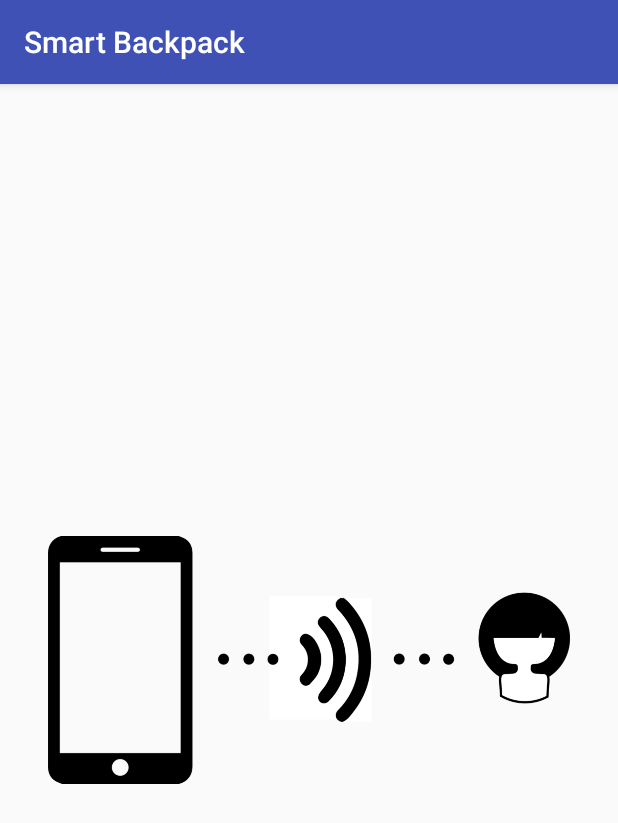
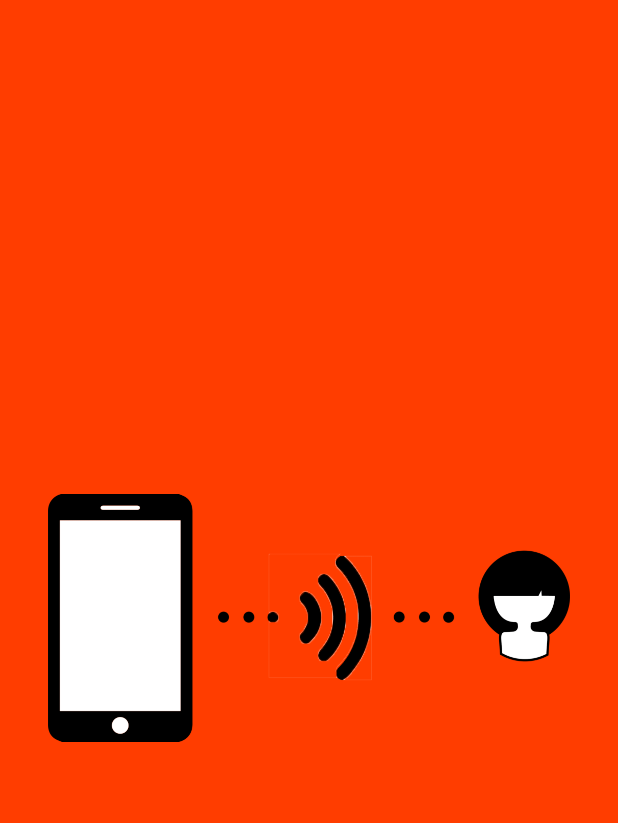
Before and after one commit to SmartBackpack/smart-backpack-android, an Android app: the screen it shows after launch (MainActivity), on a phone screen of 412 x 824 dp. Shown: the top 823 px of the screen. Run offline under Robolectric (Android 15) with nearby library versions, the phone set to English and light mode, and no system bars; libraries missing offline, so code that uses them is left out: app.akexorcist.bluetotohspp; 5 statements that could not run were skipped.

```diff
--- a/app/src/main/java/lt/ismaniojikuprine/smartbackpack/SwingAnimator.java
+++ b/app/src/main/java/lt/ismaniojikuprine/smartbackpack/SwingAnimator.java
@@ -50,6 +50,7 @@ public class SwingAnimator {
             currentPosition = POSITION_LOW_RIGHT;
             changeSwingBalanceWithAnimation(highMargin, lowMargin, swingRotation);
             smile.setVisibility(View.GONE);
+            leftSad.setVisibility(View.GONE);
             rightSad.setVisibility(View.VISIBLE);
         }
     }
--- a/app/src/main/res/layout/activity_main.xml
+++ b/app/src/main/res/layout/activity_main.xml
@@ -4,6 +4,7 @@
     android:layout_width="match_parent"
     android:layout_height="match_parent"
     android:padding="32dp"
+    android:background="@color/colorPrimary"
     tools:context="lt.ismaniojikuprine.smartbackpack.MainActivity">
 
     <ImageView
@@ -18,59 +19,68 @@
         android:layout_width="wrap_content"
         android:layout_height="wrap_content"
         android:layout_centerInParent="true"
-        android:visibility="gone"
-        android:src="@drawable/swing" />
+        android:src="@drawable/swing"
+        android:visibility="gone" />
 
     <ImageView
         android:id="@+id/smile"
-        android:layout_width="64dp"
+        android:layout_width="@dimen/emotion_size"
         android:layout_height="wrap_content"
         android:layout_above="@+id/left_child"
         android:layout_toEndOf="@id/left_child"
         android:adjustViewBounds="true"
-        android:visibility="gone"
-        android:src="@drawable/smile"/>
+        android:src="@drawable/smile"
+        android:visibility="gone" />
 
     <ImageView
         android:id="@+id/sad_left"
-        android:layout_width="64dp"
+        android:layout_width="@dimen/emotion_size"
         android:layout_height="wrap_content"
         android:layout_above="@+id/left_child"
         android:layout_toEndOf="@id/left_child"
         android:adjustViewBounds="true"
-        android:visibility="gone"
-        android:src="@drawable/sad_left"/>
+        android:src="@drawable/sad_left"
+        android:visibility="gone" />
 
     <ImageView
         android:id="@+id/sad_right"
-        android:layout_width="64dp"
+        android:layout_width="@dimen/emotion_size"
         android:layout_height="wrap_content"
         android:layout_above="@+id/right_child"
         android:layout_toStartOf="@id/right_child"
         android:adjustViewBounds="true"
-        android:visibility="gone"
-        android:src="@drawable/sad_right"/>
+        android:src="@drawable/sad_right"
+        android:visibility="gone" />
 
     <ImageView
         android:id="@+id/left_child"
         android:layout_width="64dp"
         android:layout_height="wrap_content"
+        android:layout_above="@+id/swing"
         android:layout_alignParentStart="true"
-        android:layout_above="@+id/swing"
+        android:layout_marginStart="32dp"
         android:adjustViewBounds="true"
-        android:layout_marginStart="32dp"
-        android:visibility="gone"
-        android:src="@drawable/left_child" />
+        android:src="@drawable/left_child"
+        android:visibility="gone" />
 
     <ImageView
         android:id="@+id/right_child"
         android:layout_width="64dp"
         android:layout_height="wrap_content"
+        android:layout_above="@+id/swing"
         android:layout_alignParentEnd="true"
-        android:layout_above="@+id/swing"
         android:layout_marginEnd="32dp"
         android:adjustViewBounds="true"
-        android:visibility="gone"
-        android:src="@drawable/right_child" />
+        android:src="@drawable/right_child"
+        android:visibility="gone" />
+
+    <Button
+        android:id="@+id/stats"
+        android:layout_width="48dp"
+        android:layout_height="48dp"
+        android:layout_alignParentBottom="true"
+        android:layout_alignParentEnd="true"
+        android:background="@drawable/stats"
+        android:visibility="gone" />
 
 </RelativeLayout>
--- a/app/src/main/res/values/colors.xml
+++ b/app/src/main/res/values/colors.xml
@@ -1,6 +1,6 @@
 <?xml version="1.0" encoding="utf-8"?>
 <resources>
-    <color name="colorPrimary">#3F51B5</color>
-    <color name="colorPrimaryDark">#303F9F</color>
+    <color name="colorPrimary">#FF3D00</color>
+    <color name="colorPrimaryDark">#BF360C</color>
     <color name="colorAccent">#FF4081</color>
 </resources>
--- a/app/src/main/res/values/dimens.xml
+++ b/app/src/main/res/values/dimens.xml
@@ -6,4 +6,6 @@
     <integer name="swing_rotation">30</integer>
     <integer name="animation_speed">500</integer>
 
+    <dimen name="emotion_size">92dp</dimen>
+
 </resources>
--- a/app/src/main/res/values/strings.xml
+++ b/app/src/main/res/values/strings.xml
@@ -6,4 +6,7 @@
     <string name="enable_bluetooth">Please enable bluetooth</string>
     <string name="connecting">Connecting&#8230;</string>
     <string name="connected">Connected</string>
+
+    <string name="real_time">Real time</string>
+    <string name="history">History</string>
 </resources>
--- a/app/src/main/res/values/styles.xml
+++ b/app/src/main/res/values/styles.xml
@@ -1,7 +1,7 @@
 <resources>
 
     <!-- Base application theme. -->
-    <style name="AppTheme" parent="Theme.AppCompat.Light.DarkActionBar">
+    <style name="AppTheme" parent="Theme.AppCompat.Light.NoActionBar">
         <!-- Customize your theme here. -->
         <item name="colorPrimary">@color/colorPrimary</item>
         <item name="colorPrimaryDark">@color/colorPrimaryDark</item>
```
Also changed, not shown: app/src/main/java/lt/ismaniojikuprine/smartbackpack/MainActivity.java (+42 -1 lines), app/src/main/res/drawable/connecting.png, app/src/main/res/drawable/hello.png (deleted), app/src/main/res/drawable/sad_left.png, app/src/main/res/drawable/sad_right.png, app/src/main/res/drawable/smile.png, app/src/main/res/drawable/stats.png (added).
